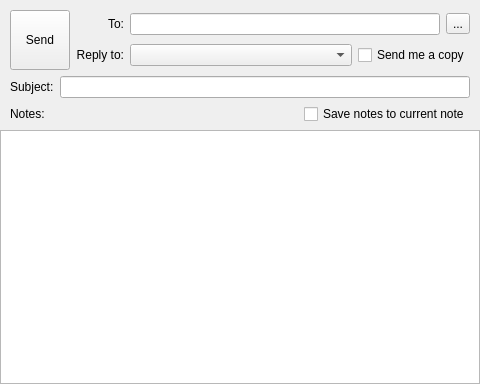
Above: src/ui/wizEmailShareDialog.ui from WizTeam/WizQTClient before the change. Below: the same form after it.
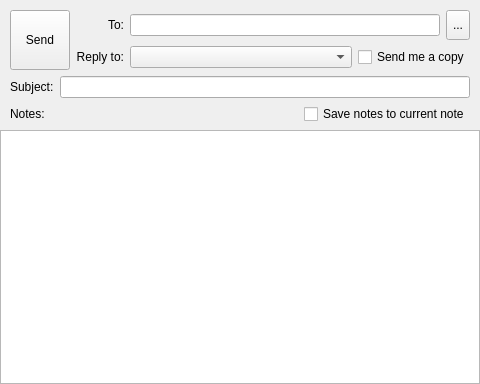
That is the form after the change.

What changed in the file:
```diff
--- a/src/ui/wizEmailShareDialog.ui
+++ b/src/ui/wizEmailShareDialog.ui
@@ -68,6 +68,12 @@
            </item>
            <item>
             <widget class="QToolButton" name="toolButton_contacts">
+             <property name="maximumSize">
+              <size>
+               <width>16777215</width>
+               <height>30</height>
+              </size>
+             </property>
              <property name="text">
               <string>...</string>
              </property>
```
